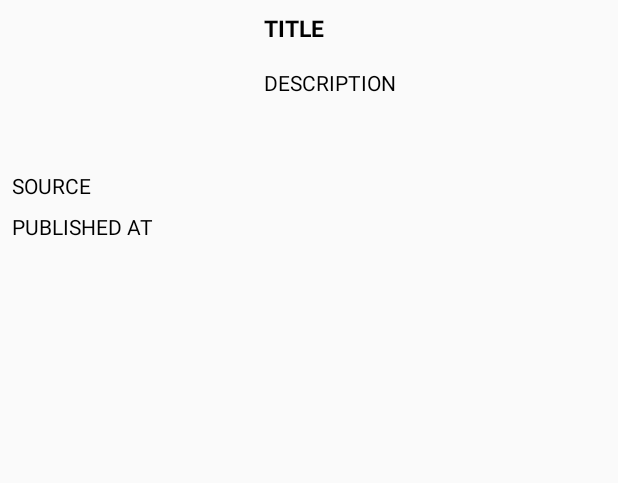
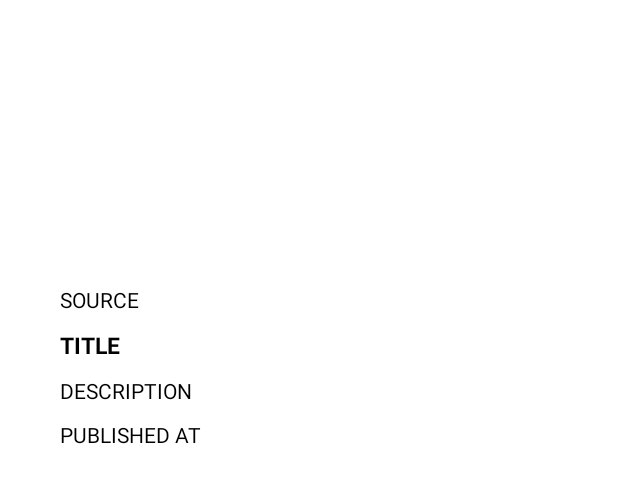
Before and after one commit to moejehad/MVVM_News_App, an Android app: the layout item_article_preview.xml on its own in the app's theme, with its tools: preview values and no code run, on a phone screen of 412 x 824 dp. Shown: the top 483 px of the screen. Run offline under Robolectric (Android 15) with nearby library versions, the phone set to English and light mode, and no system bars; network calls fail.

Commit message:
Update Application UI

```diff
--- a/app/src/main/java/com/androiddevs/mvvmnewsapp/ui/NewsActivity.kt
+++ b/app/src/main/java/com/androiddevs/mvvmnewsapp/ui/NewsActivity.kt
@@ -22,6 +22,8 @@ class NewsActivity : AppCompatActivity() {
         val newsRepository = NewsRepository(ArticleDatabase(this))
         val viewModelProviderFactory = NewsViewModelProviderFactory(newsRepository)
         viewModel = ViewModelProvider(this, viewModelProviderFactory).get(NewsViewModel::class.java)
+
         bottomNavigationView.setupWithNavController(newsNavHostFragment.findNavController())
     }
+
 }
--- /dev/null
+++ b/app/src/main/res/drawable/input_bg.xml
@@ -0,0 +1,10 @@
+<?xml version="1.0" encoding="utf-8"?>
+<shape xmlns:android="http://schemas.android.com/apk/res/android">
+    <solid android:color="@android:color/white" />
+    <corners android:radius="5dp" />
+    <padding
+        android:bottom="10dp"
+        android:left="10dp"
+        android:right="10dp"
+        android:top="10dp" />
+</shape>
--- a/app/src/main/res/layout/activity_news.xml
+++ b/app/src/main/res/layout/activity_news.xml
@@ -4,6 +4,7 @@
     xmlns:tools="http://schemas.android.com/tools"
     android:layout_width="match_parent"
     android:layout_height="match_parent"
+    android:background="@color/colorGray"
     tools:context=".ui.NewsActivity">
 
     <FrameLayout
@@ -31,11 +32,12 @@
     <com.google.android.material.bottomnavigation.BottomNavigationView
         android:id="@+id/bottomNavigationView"
         android:layout_width="match_parent"
-        android:layout_height="70dp"
+        android:layout_height="80dp"
+        android:background="@android:color/white"
         app:menu="@menu/bottom_navigation_menu"
         app:layout_constraintBottom_toBottomOf="parent"
         app:layout_constraintEnd_toEndOf="parent"
-        app:layout_constraintHorizontal_bias="0.5"
+        android:paddingHorizontal="20dp"
         app:layout_constraintStart_toStartOf="parent"/>
 
 </androidx.constraintlayout.widget.ConstraintLayout>
--- a/app/src/main/res/layout/fragment_article.xml
+++ b/app/src/main/res/layout/fragment_article.xml
@@ -16,8 +16,8 @@
         android:layout_height="wrap_content"
         android:src="@drawable/ic_favorite"
         app:fabSize="normal"
-        android:layout_marginBottom="32dp"
-        android:layout_marginEnd="32dp"
+        android:layout_marginBottom="10dp"
+        android:layout_marginEnd="10dp"
         app:layout_constraintBottom_toBottomOf="parent"
         app:layout_constraintEnd_toEndOf="parent" />
 
--- a/app/src/main/res/layout/fragment_search_news.xml
+++ b/app/src/main/res/layout/fragment_search_news.xml
@@ -8,10 +8,13 @@
     <EditText
         android:id="@+id/etSearch"
         android:layout_width="match_parent"
-        android:layout_height="wrap_content"
+        android:layout_height="50dp"
         android:hint="Search..."
+        android:layout_marginHorizontal="20dp"
+        android:layout_marginVertical="10dp"
+        android:imeOptions="actionSearch"
+        android:background="@drawable/input_bg"
         app:layout_constraintEnd_toEndOf="parent"
-        app:layout_constraintHorizontal_bias="0.5"
         app:layout_constraintStart_toStartOf="parent"
         app:layout_constraintTop_toTopOf="parent" />
 
--- a/app/src/main/res/layout/item_article_preview.xml
+++ b/app/src/main/res/layout/item_article_preview.xml
@@ -4,63 +4,70 @@
     xmlns:tools="http://schemas.android.com/tools"
     android:layout_width="match_parent"
     android:layout_height="wrap_content"
-    android:padding="8dp">
+    android:layout_marginHorizontal="20dp"
+    android:layout_marginVertical="10dp">
+
+    <androidx.cardview.widget.CardView
+        android:layout_width="match_parent"
+        android:layout_height="wrap_content"
+        app:cardCornerRadius="10dp"
+        app:cardElevation="0dp"
+        app:cardBackgroundColor="@android:color/white"
+        app:layout_constraintTop_toTopOf="parent"
+        app:layout_constraintStart_toStartOf="parent"
+        app:layout_constraintEnd_toEndOf="parent">
+
+        <LinearLayout
+            android:layout_width="match_parent"
+            android:layout_height="match_parent"
+            android:padding="20dp"
+            android:orientation="vertical">
 
             <ImageView
                 android:id="@+id/ivArticleImage"
-        android:layout_width="160dp"
-        android:layout_height="90dp"
+                android:layout_width="match_parent"
+                android:layout_height="150dp"
                 android:scaleType="centerCrop"
-        app:layout_constraintStart_toStartOf="parent"
-        app:layout_constraintTop_toTopOf="parent" />
+                android:layout_marginBottom="10dp"/>
 
             <TextView
                 android:id="@+id/tvSource"
-        android:layout_width="wrap_content"
+                android:layout_width="match_parent"
                 android:layout_height="wrap_content"
-        android:layout_marginTop="16dp"
                 android:text="SOURCE"
-        android:textColor="@android:color/black"
-        app:layout_constraintStart_toStartOf="parent"
-        app:layout_constraintTop_toBottomOf="@+id/ivArticleImage" />
+                android:layout_marginBottom="10dp"
+                android:textColor="@android:color/black" />
 
             <TextView
                 android:id="@+id/tvTitle"
-        android:layout_width="0dp"
+                android:layout_width="match_parent"
                 android:layout_height="wrap_content"
-        android:layout_marginStart="8dp"
                 android:ellipsize="end"
-        android:maxLines="3"
+                android:maxLines="2"
                 android:text="TITLE"
                 android:textColor="@android:color/black"
                 android:textSize="15sp"
                 android:textStyle="bold"
-        app:layout_constraintRight_toRightOf="parent"
-        app:layout_constraintLeft_toRightOf="@+id/ivArticleImage"
-        app:layout_constraintTop_toTopOf="parent" />
+                android:layout_marginBottom="10dp"/>
 
             <TextView
                 android:id="@+id/tvDescription"
-        android:layout_width="0dp"
+                android:layout_width="match_parent"
                 android:layout_height="wrap_content"
-        android:layout_marginStart="8dp"
-        android:layout_marginTop="16dp"
                 android:ellipsize="end"
-        android:maxLines="5"
+                android:maxLines="2"
+                android:layout_marginBottom="10dp"
                 android:text="DESCRIPTION"
-        android:textColor="@android:color/black"
-        app:layout_constraintEnd_toEndOf="parent"
-        app:layout_constraintStart_toEndOf="@+id/ivArticleImage"
-        app:layout_constraintTop_toBottomOf="@+id/tvTitle" />
+                android:textColor="@android:color/black" />
 
             <TextView
                 android:id="@+id/tvPublishedAt"
-        android:layout_width="wrap_content"
+                android:layout_width="match_parent"
                 android:layout_height="wrap_content"
-        android:layout_marginTop="8dp"
                 android:text="PUBLISHED AT"
-        android:textColor="@android:color/black"
-        app:layout_constraintStart_toStartOf="parent"
-        app:layout_constraintTop_toBottomOf="@+id/tvSource" />
+                android:textColor="@android:color/black" />
+
+        </LinearLayout>
+    </androidx.cardview.widget.CardView>
 
 </androidx.constraintlayout.widget.ConstraintLayout>
--- a/app/src/main/res/values/colors.xml
+++ b/app/src/main/res/values/colors.xml
@@ -1,6 +1,8 @@
 <?xml version="1.0" encoding="utf-8"?>
 <resources>
-    <color name="colorPrimary">#6200EE</color>
-    <color name="colorPrimaryDark">#3700B3</color>
-    <color name="colorAccent">#03DAC5</color>
+    <color name="colorPrimary">#2196F3</color>
+    <color name="colorPrimaryDark">#3F51B5</color>
+    <color name="colorAccent">#03A9F4</color>
+
+    <color name="colorGray">#E1E1E1</color>
 </resources>
--- a/app/src/main/res/values/styles.xml
+++ b/app/src/main/res/values/styles.xml
@@ -1,7 +1,7 @@
 <resources>
 
     <!-- Base application theme. -->
-    <style name="AppTheme" parent="Theme.AppCompat.Light.DarkActionBar">
+    <style name="AppTheme" parent="Theme.MaterialComponents.Light.NoActionBar">
         <!-- Customize your theme here. -->
         <item name="colorPrimary">@color/colorPrimary</item>
         <item name="colorPrimaryDark">@color/colorPrimaryDark</item>
```
Lines whose indentation alone changed are shown as unchanged.
